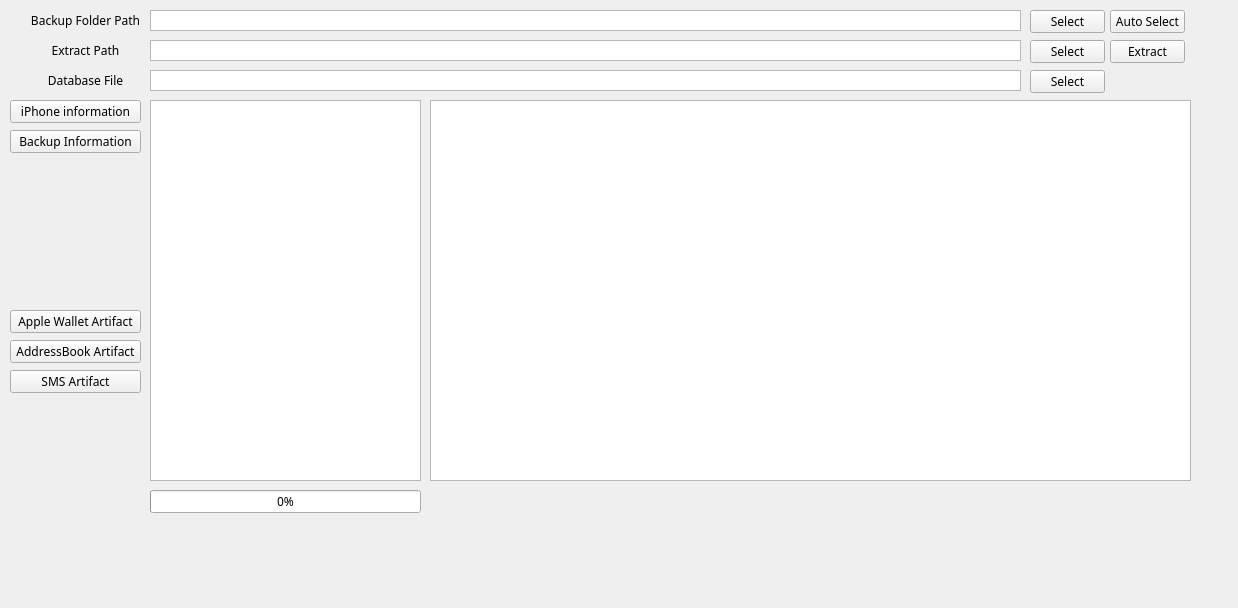
Above: gui/main.ui from kim-do-hyeon/iphone-forensics before the change. Below: the same form after it.
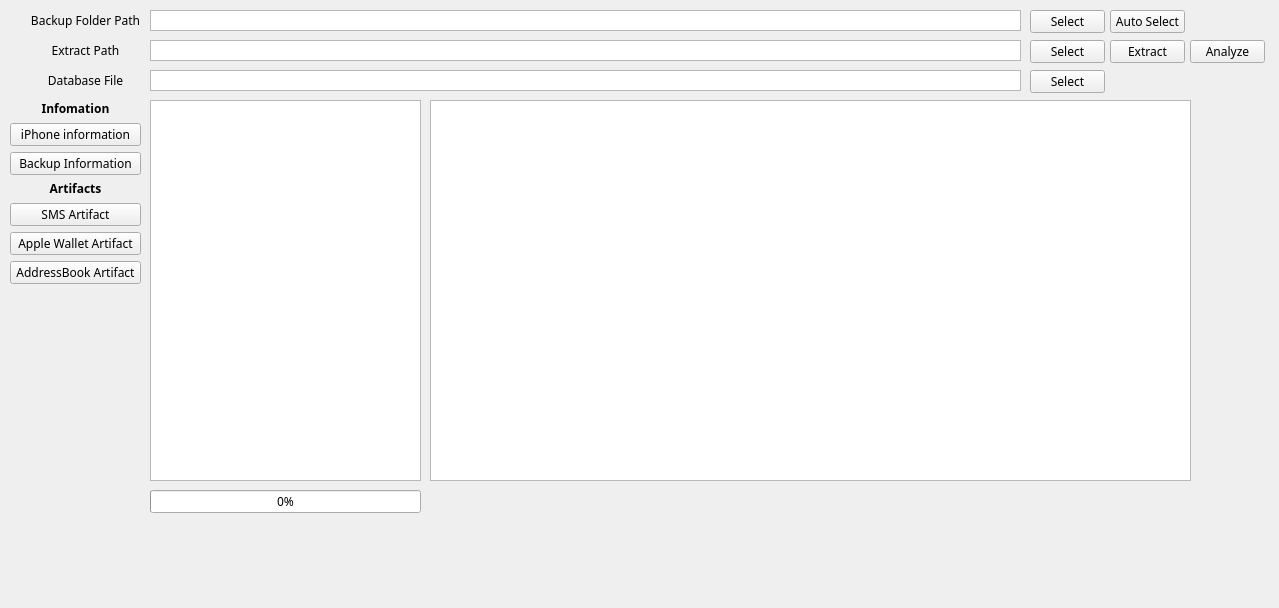
That is the form after the change.

Commit message: Add auto analyzer for gui

What changed in the file:
```diff
--- a/gui/main.ui
+++ b/gui/main.ui
@@ -6,7 +6,7 @@
    <rect>
     <x>0</x>
     <y>0</y>
-    <width>1238</width>
+    <width>1279</width>
     <height>608</height>
    </rect>
   </property>
@@ -62,45 +62,6 @@
      <set>Qt::AlignCenter</set>
     </property>
    </widget>
-   <widget class="QPushButton" name="iphone_information_btn">
-    <property name="geometry">
-     <rect>
-      <x>10</x>
-      <y>100</y>
-      <width>131</width>
-      <height>23</height>
-     </rect>
-    </property>
-    <property name="text">
-     <string>iPhone information</string>
-    </property>
-   </widget>
-   <widget class="QPushButton" name="backup_information_btn">
-    <property name="geometry">
-     <rect>
-      <x>10</x>
-      <y>130</y>
-      <width>131</width>
-      <height>23</height>
-     </rect>
-    </property>
-    <property name="text">
-     <string>Backup Information</string>
-    </property>
-   </widget>
-   <widget class="QPushButton" name="sms_btn">
-    <property name="geometry">
-     <rect>
-      <x>10</x>
-      <y>370</y>
-      <width>131</width>
-      <height>23</height>
-     </rect>
-    </property>
-    <property name="text">
-     <string>SMS Artifact</string>
-    </property>
-   </widget>
    <widget class="QTableWidget" name="tableWidget">
     <property name="enabled">
      <bool>true</bool>
@@ -156,19 +117,6 @@
      <string>Select</string>
     </property>
    </widget>
-   <widget class="QPushButton" name="addressbook_btn">
-    <property name="geometry">
-     <rect>
-      <x>10</x>
-      <y>340</y>
-      <width>131</width>
-      <height>23</height>
-     </rect>
-    </property>
-    <property name="text">
-     <string>AddressBook Artifact</string>
-    </property>
-   </widget>
    <widget class="QLabel" name="extract_path_label">
     <property name="geometry">
      <rect>
@@ -286,19 +234,6 @@
      <bool>true</bool>
     </property>
    </widget>
-   <widget class="QPushButton" name="wallet_pass_btn">
-    <property name="geometry">
-     <rect>
-      <x>10</x>
-      <y>310</y>
-      <width>131</width>
-      <height>23</height>
-     </rect>
-    </property>
-    <property name="text">
-     <string>Apple Wallet Artifact</string>
-    </property>
-   </widget>
    <widget class="QProgressBar" name="progressBar">
     <property name="geometry">
      <rect>
@@ -325,6 +260,110 @@
      <string/>
     </property>
    </widget>
+   <widget class="QWidget" name="verticalLayoutWidget">
+    <property name="geometry">
+     <rect>
+      <x>10</x>
+      <y>100</y>
+      <width>131</width>
+      <height>75</height>
+     </rect>
+    </property>
+    <layout class="QVBoxLayout" name="verticalLayout_informaton">
+     <item>
+      <widget class="QLabel" name="information_label">
+       <property name="font">
+        <font>
+         <weight>75</weight>
+         <bold>true</bold>
+        </font>
+       </property>
+       <property name="text">
+        <string>Infomation</string>
+       </property>
+       <property name="alignment">
+        <set>Qt::AlignCenter</set>
+       </property>
+      </widget>
+     </item>
+     <item>
+      <widget class="QPushButton" name="iphone_information_btn">
+       <property name="text">
+        <string>iPhone information</string>
+       </property>
+      </widget>
+     </item>
+     <item>
+      <widget class="QPushButton" name="backup_information_btn">
+       <property name="text">
+        <string>Backup Information</string>
+       </property>
+      </widget>
+     </item>
+    </layout>
+   </widget>
+   <widget class="QWidget" name="verticalLayoutWidget_2">
+    <property name="geometry">
+     <rect>
+      <x>10</x>
+      <y>180</y>
+      <width>131</width>
+      <height>104</height>
+     </rect>
+    </property>
+    <layout class="QVBoxLayout" name="verticalLayout_artifacts">
+     <item>
+      <widget class="QLabel" name="artifacts_label">
+       <property name="font">
+        <font>
+         <weight>75</weight>
+         <bold>true</bold>
+        </font>
+       </property>
+       <property name="text">
+        <string>Artifacts</string>
+       </property>
+       <property name="alignment">
+        <set>Qt::AlignCenter</set>
+       </property>
+      </widget>
+     </item>
+     <item>
+      <widget class="QPushButton" name="sms_btn">
+       <property name="text">
+        <string>SMS Artifact</string>
+       </property>
+      </widget>
+     </item>
+     <item>
+      <widget class="QPushButton" name="wallet_pass_btn">
+       <property name="text">
+        <string>Apple Wallet Artifact</string>
+       </property>
+      </widget>
+     </item>
+     <item>
+      <widget class="QPushButton" name="addressbook_btn">
+       <property name="text">
+        <string>AddressBook Artifact</string>
+       </property>
+      </widget>
+     </item>
+    </layout>
+   </widget>
+   <widget class="QPushButton" name="analyze_btn">
+    <property name="geometry">
+     <rect>
+      <x>1190</x>
+      <y>40</y>
+      <width>75</width>
+      <height>23</height>
+     </rect>
+    </property>
+    <property name="text">
+     <string>Analyze</string>
+    </property>
+   </widget>
   </widget>
  </widget>
  <resources/>
```
The commit also changes 2 other files.
